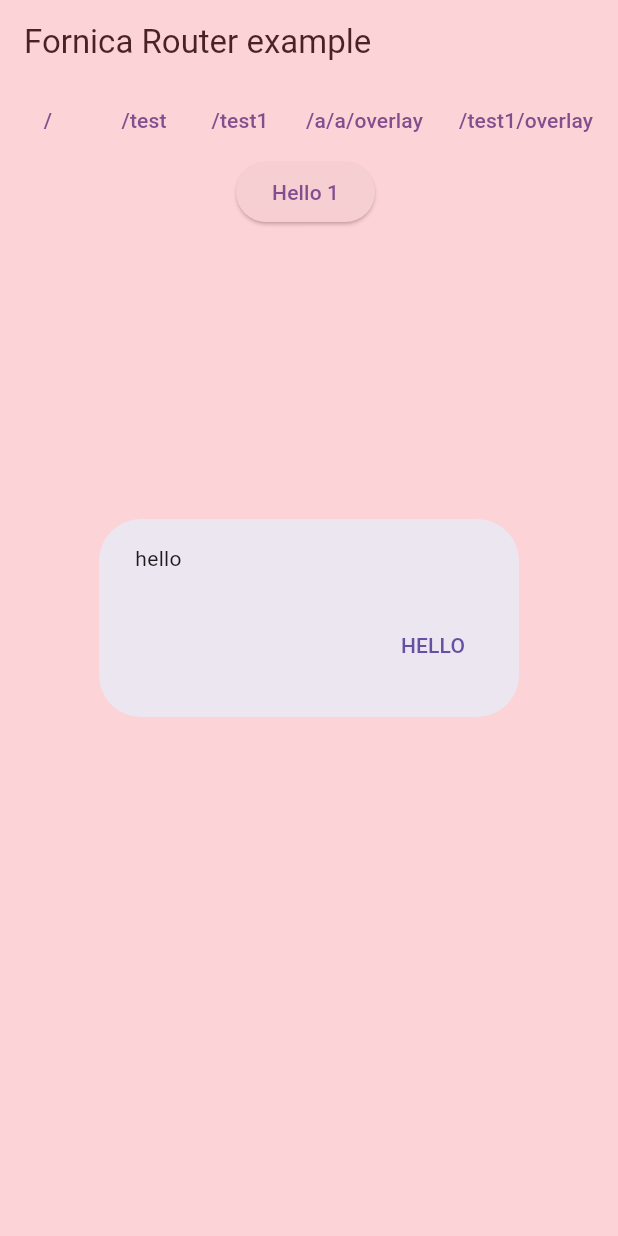
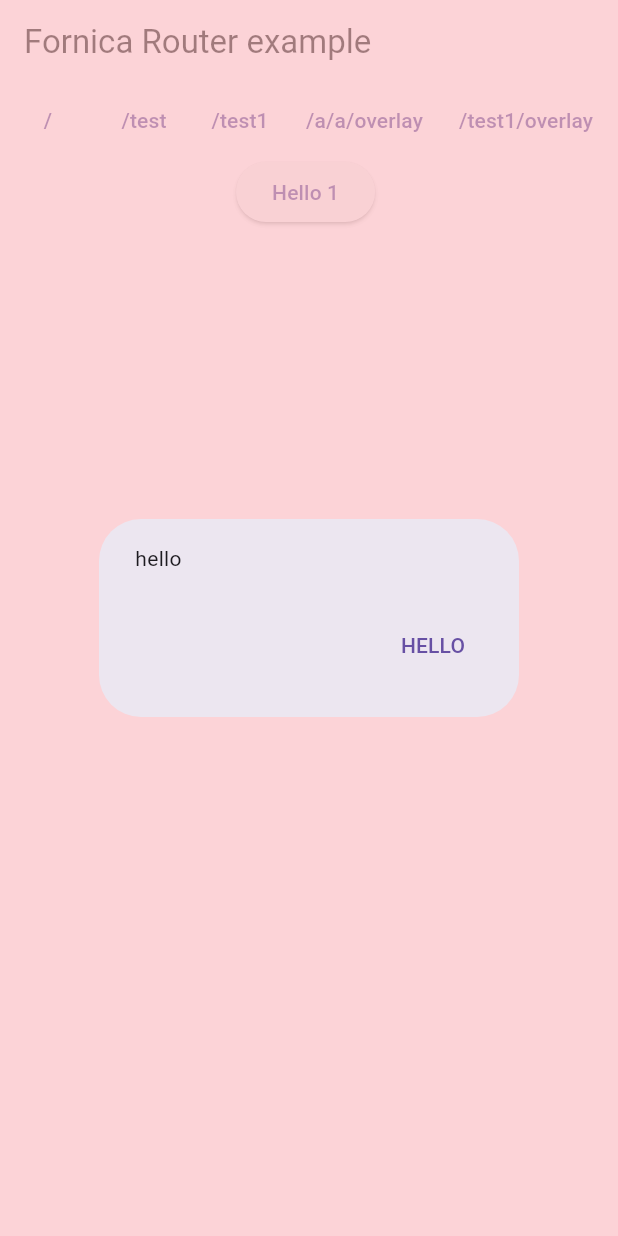
Before and after one commit to keitakun/formica, a Flutter app: the screen it shows after launch, after a tap on "/test1", after a tap on "/a/a/overlay", on a phone screen of 412 x 824 dp. Run offline on Flutter 3.47's test engine with Material 3 defaults, Android fonts, the light colour scheme and no system bars; missing offline and left inert: dart:html.

Commit message:
Fixing StackTrace parsing for web

```diff
--- a/lib/formica.dart
+++ b/lib/formica.dart
@@ -2,6 +2,7 @@
 
 import 'dart:async';
 
+import 'package:flutter/foundation.dart';
 import 'package:flutter/material.dart';
 import 'package:formica/src/stack_trace.dart';
 
@@ -399,8 +400,7 @@ class _FormicaNavigatorState extends NavigatorState {
     _platformHistory.onPop.addListener(_onPlatformPop);
   }
 
-  _onPlatformPop()
-  {
+  _onPlatformPop() {
     pushNamed(normalizePath(_platformHistory.onPop.value));
   }
 
@@ -459,11 +459,10 @@ class _FormicaNavigatorState extends NavigatorState {
     }
 
     StackTrace currentStack = StackTrace.current;
-    _FormicaDialogEntry<T> entry =
-        _FormicaDialogEntry<T>(route as DialogRoute);
-    _overlayKey.currentState?.insert(entry);
-    _dialogRoutes.add(entry);
+
+    _FormicaDialogEntry<T> entry = _FormicaDialogEntry<T>(route as DialogRoute);
     try {
+      /// Checking with StackTrace if it's called from the same scope
       FormicaRoute formicaRoute = _stackTraceMap.entries
           .firstWhere(
             (e) => e.key.isChild(currentStack),
@@ -471,6 +470,9 @@ class _FormicaNavigatorState extends NavigatorState {
           .value;
       entry.route = formicaRoute;
     } catch (e) {}
+
+    _overlayKey.currentState?.insert(entry);
+    _dialogRoutes.add(entry);
 
     _clearUnusedOverlays();
 
@@ -480,7 +482,7 @@ class _FormicaNavigatorState extends NavigatorState {
   @override
   Widget build(BuildContext context) {
     return _child ??= Stack(children: [
-      (widget as _FormicaNavigator).child,
+      Opacity(opacity: 0.5, child: (widget as _FormicaNavigator).child),
       Overlay(
         key: _overlayKey,
       ),
@@ -532,8 +534,7 @@ class _FormicaRouteBuilderState extends State<_FormicaRouteBuilder> {
         child = (widget.route?.builder != null)
             ? await widget.route?.builder(context)
             : null;
-        if(widget.route?.animateIn != null)
-        {
+        if (widget.route?.animateIn != null) {
           Future<void> onComplete;
           Widget animated;
           (onComplete, animated) = widget.route!.animateIn!(context, child!);
@@ -571,13 +572,14 @@ class _FormicaDialogEntry<T> extends OverlayEntry {
   FormicaRoute? route;
 
   _FormicaDialogEntry(DialogRoute route)
-      : super(
-            builder: (context) => Stack(
-                  children: [
-                    buildBarrier(route, () => Navigator.of(context).pop()),
-                    route.buildPage(context, nullAnimation, nullAnimation),
-                  ],
-                ));
+      : super(builder: (context) {
+          return Stack(
+            children: [
+              buildBarrier(route, () => Navigator.of(context).pop()),
+              route.buildPage(context, nullAnimation, nullAnimation),
+            ],
+          );
+        });
 }
 
 Map<StackTrace, FormicaRoute> _stackTraceMap = {};
--- a/lib/src/stack_trace.dart
+++ b/lib/src/stack_trace.dart
@@ -3,15 +3,26 @@ import 'package:flutter/foundation.dart';
 extension StackTraceList on StackTrace {
   bool isChild(StackTrace stack) {
     List<String> thisList = toList();
-    return listEquals(thisList.sublist(0, thisList.length - 1), stack.toList().sublist(0, thisList.length - 1));
+    return listEquals(thisList.sublist(0, thisList.length - 2), stack.toList().sublist(0, thisList.length - 2));
   }
 
   List<String> toList() {
-    return RegExp(r'#\d+\s+(.*?)$', multiLine: true, dotAll: true)
-        .allMatches(toString())
-        .map((e) => e.group(1) ?? '')
-        .toList()
-        .reversed
-        .toList();
+    if(kIsWeb)
+    {
+      return RegExp(r'(.*?\d+:\d+)\s+(.*?)$', multiLine: true, dotAll: true)
+          .allMatches(toString())
+          .map((e) => e.group(1) ?? '')
+          .toList()
+          .reversed
+          .toList();
+    }else
+    {
+      return RegExp(r'(?:#\d+\s+)?(.*?)$', multiLine: true, dotAll: true)
+          .allMatches(toString())
+          .map((e) => e.group(1) ?? '')
+          .toList()
+          .reversed
+          .toList();
+    }
   }
 }
```
Also changed, not shown: 2 other files.
